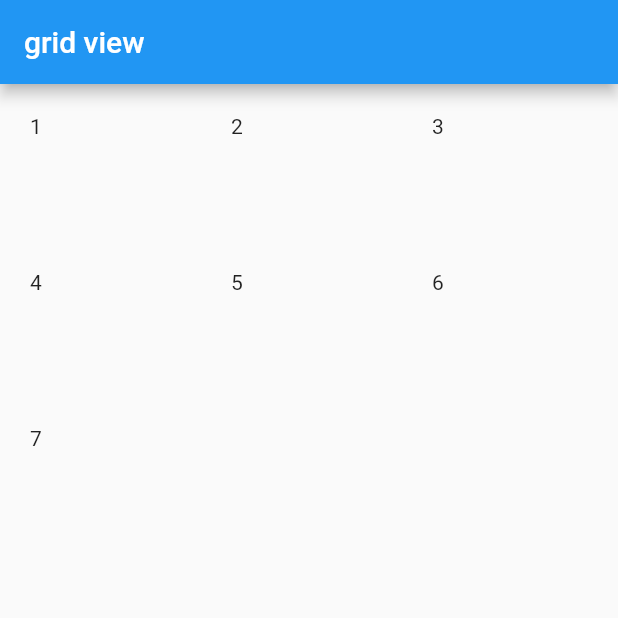
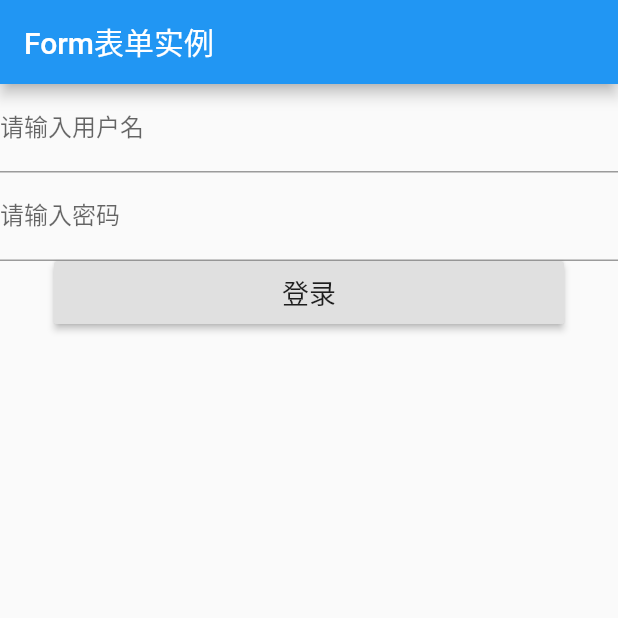
Before and after one commit to GrayFrost/learn-flutter, a Flutter app: the screen it shows after launch, on a phone screen of 412 x 824 dp, the top half of it. Run offline on Flutter 3.47's test engine with Material 2 defaults, Android fonts, the phone set to English and light mode, and no system bars.

Commit message:
form widget

```diff
--- /dev/null
+++ b/lib/4_6_form/form.dart
@@ -0,0 +1,66 @@
+import 'package:flutter/material.dart';
+
+class LoginPage extends StatefulWidget {
+  @override
+  _LoginPageState createState() => new _LoginPageState();
+}
+
+class _LoginPageState extends State<LoginPage> {
+  GlobalKey<FormState> loginKey = new GlobalKey<FormState>();
+  String userName;
+  String password;
+  void login() {
+    var loginForm = loginKey.currentState;
+    if (loginForm.validate()) {
+      loginForm.save();
+      print('userName: ' + userName + 'password: ' + password);
+    }
+  }
+
+  @override
+  Widget build(BuildContext context) {
+    return MaterialApp(
+      title: 'Form表单实例',
+      home: Scaffold(
+        appBar: AppBar(
+          title: Text('Form表单实例'),
+        ),
+        body: Form(
+          key: loginKey,
+          child: Column(
+            children: <Widget>[
+              TextFormField(
+                decoration: InputDecoration(labelText: '请输入用户名'),
+                onSaved: (value) {
+                  userName = value;
+                },
+                onFieldSubmitted: (value) {},
+              ),
+              TextFormField(
+                decoration: InputDecoration(labelText: '请输入密码'),
+                obscureText: true,
+                validator: (value) {
+                  return value.length < 6 ? '密码长度不够6位' : null;
+                },
+                onSaved: (value) {
+                  password = value;
+                },
+              ),
+              new SizedBox(
+                width: 340,
+                height: 42,
+                child: RaisedButton(
+                  onPressed: login,
+                  child: Text(
+                    '登录',
+                    style: TextStyle(fontSize: 18),
+                  ),
+                ),
+              )
+            ],
+          ),
+        ),
+      ),
+    );
+  }
+}
--- a/lib/main.dart
+++ b/lib/main.dart
@@ -1,7 +1,8 @@
 import 'package:flutter/material.dart';
 import 'package:learn_flutter/4_5_listview/gridview.dart';
+import 'package:learn_flutter/4_6_form/form.dart';
 
-void main() => runApp(MyApp());
+void main() => runApp(LoginPage());
 
 class MyApp extends StatelessWidget {
   @override
```
